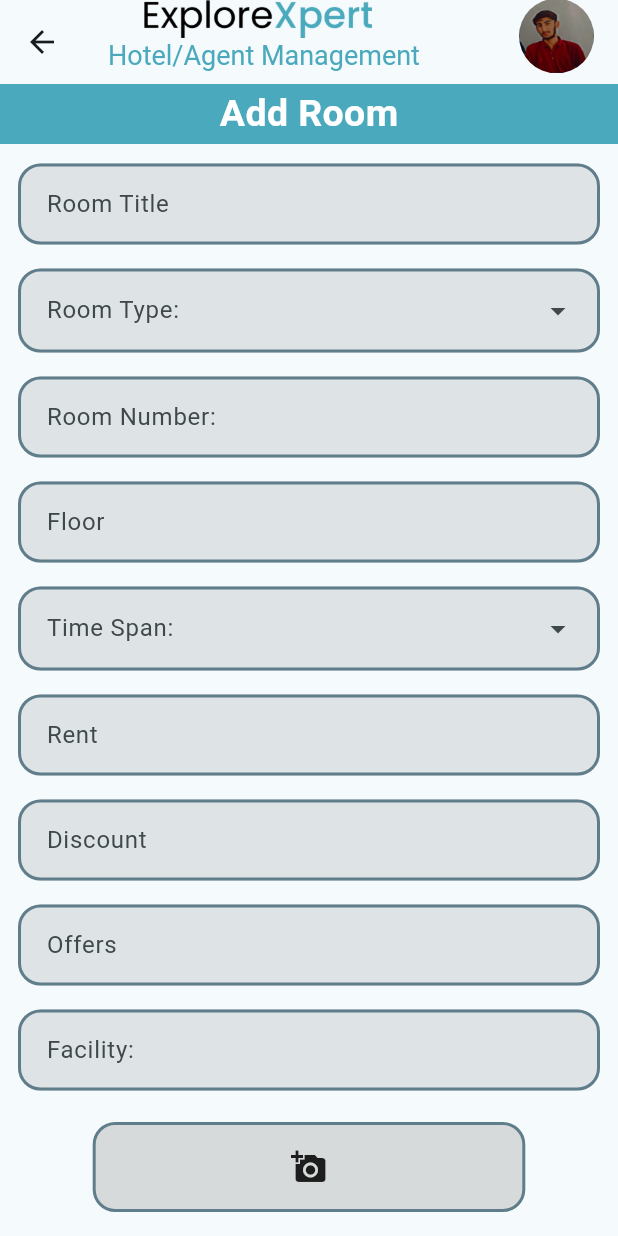
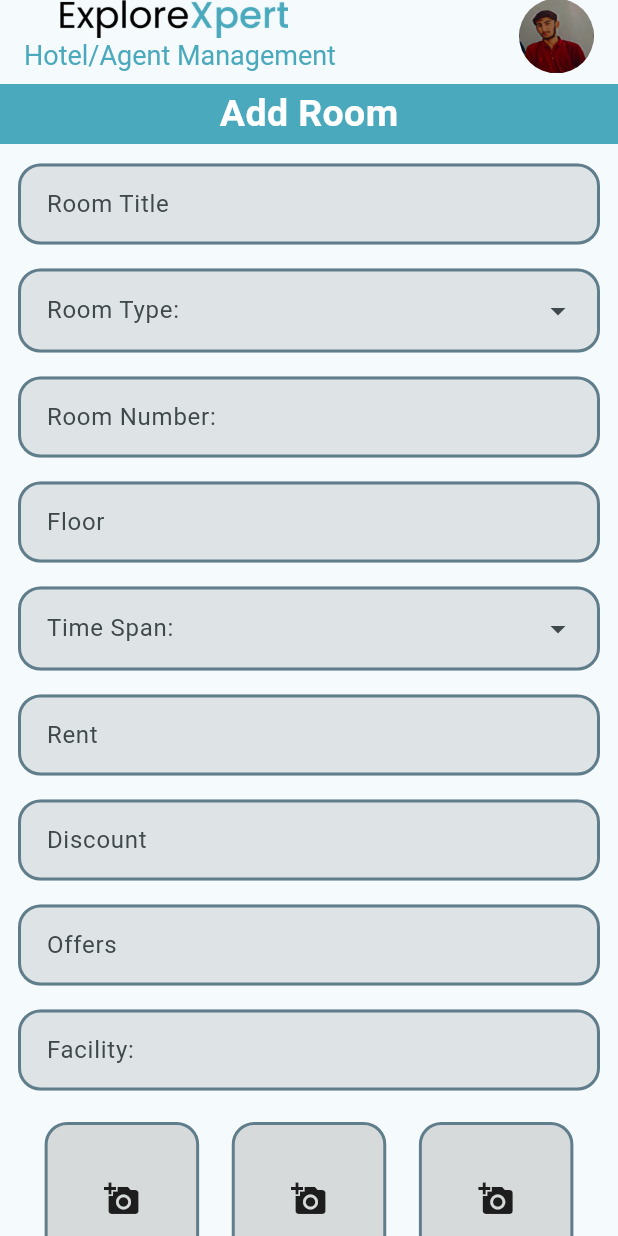
Before and after one commit to SaADii09/exploreexperthotel, a Flutter app: the HotelAddRoomPage screen opened directly, after a tap on the "add a photo" icon, on a phone screen of 412 x 824 dp. Run offline on Flutter 3.47's test engine with Material 3 defaults, Android fonts, the phone set to English and light mode, and no system bars; our stand-ins replace cloud_firestore, firebase_auth, firebase_core, firebase_storage, flutter_markdown, google_generative_ai and 1 more; accounts and stored records are empty.

Commit message:
room image uploaded and fetch done

```diff
--- a/lib/features/user_auth/presentation/pages/add_room_page_hotel.dart
+++ b/lib/features/user_auth/presentation/pages/add_room_page_hotel.dart
@@ -1,13 +1,15 @@
+import 'dart:io';
+
 import 'package:cloud_firestore/cloud_firestore.dart';
 import 'package:exploreexperthotel/features/user_auth/presentation/widgets/essentials.dart';
 import 'package:exploreexperthotel/features/user_auth/presentation/widgets/form_field_container_widget.dart';
 import 'package:exploreexperthotel/features/user_auth/presentation/widgets/hotel_header.dart';
 import 'package:exploreexperthotel/models/room.dart';
-import 'package:exploreexperthotel/utils.dart';
 import 'package:firebase_auth/firebase_auth.dart';
+import 'package:firebase_storage/firebase_storage.dart';
 import 'package:flutter/material.dart';
-import 'dart:io';
 import 'package:exploreexperthotel/services/database_services.dart';
+import 'package:image_picker/image_picker.dart';
 
 class HotelAddRoomPage extends StatefulWidget {
   const HotelAddRoomPage({super.key});
@@ -27,7 +29,83 @@ class _HotelAddRoomPageState extends State<HotelAddRoomPage> {
   TextEditingController offersController = TextEditingController();
   TextEditingController timeSpanController = TextEditingController();
   TextEditingController titleController = TextEditingController();
+  List<String?> imgUrl = ['', '', ''];
+  bool img0 = false;
+  bool img1 = false;
+  bool img2 = false;
+
   final uzer = FirebaseAuth.instance.currentUser;
+  final ImagePicker _imagePicker = ImagePicker();
+  Future<void> pickImage(int sel) async {
+    try {
+      XFile? res = await _imagePicker.pickImage(source: ImageSource.gallery);
+      if (res != null) {
+        await UploadImageToFirebase(File(res.path), sel);
+      }
+    } catch (e) {
+      ScaffoldMessenger.of(context).showSnackBar(
+        const SnackBar(
+          backgroundColor: Colors.red,
+          content: Center(
+            child: Text(
+              'Error during picking image!!',
+            ),
+          ),
+        ),
+      );
+    }
+  }
+
+  Future<void> UploadImageToFirebase(File image, sel) async {
+    try {
+      Reference REF = FirebaseStorage.instance.ref().child(
+          'HotelRoomImages/${DateTime.now()}-${image.path.split('/').last}');
+      await REF.putFile(image).whenComplete(
+        () {
+          ScaffoldMessenger.of(context).showSnackBar(
+            const SnackBar(
+              backgroundColor: Colors.green,
+              duration: Duration(seconds: 2),
+              content: Center(
+                child: Text(
+                  'uploading image!! successfull',
+                ),
+              ),
+            ),
+          );
+        },
+      );
+      imgUrl[sel] = await REF.getDownloadURL();
+      switch (sel) {
+        case 0:
+          setState(() {
+            img0 = true;
+          });
+          break;
+        case 1:
+          setState(() {
+            img1 = true;
+          });
+          break;
+        case 2:
+          setState(() {
+            img2 = true;
+          });
+          break;
+      }
+    } catch (e) {
+      ScaffoldMessenger.of(context).showSnackBar(
+        const SnackBar(
+          backgroundColor: Colors.red,
+          content: Center(
+            child: Text(
+              'Error during uploading image!!',
+            ),
+          ),
+        ),
+      );
+    }
+  }
 
   @override
   Widget build(BuildContext context) {
@@ -36,8 +114,7 @@ class _HotelAddRoomPageState extends State<HotelAddRoomPage> {
         title: const HotelHeader(),
       ),
       resizeToAvoidBottomInset: false,
-      body: SafeArea(
-        child: SingleChildScrollView(
+      body: SingleChildScrollView(
         child: Column(
           mainAxisAlignment: MainAxisAlignment.center,
           crossAxisAlignment: CrossAxisAlignment.center,
@@ -55,8 +132,7 @@ class _HotelAddRoomPageState extends State<HotelAddRoomPage> {
                 ),
               ),
             ),
-              SingleChildScrollView(
-                child: Container(
+            Container(
               margin: const EdgeInsets.symmetric(horizontal: 12),
               child: Column(
                 children: [
@@ -82,8 +158,7 @@ class _HotelAddRoomPageState extends State<HotelAddRoomPage> {
                         hintText: 'Select Room type',
                         enableSearch: true,
                         width: MediaQuery.of(context).size.width * 0.95,
-                            dropdownMenuEntries: const <DropdownMenuEntry<
-                                String>>[
+                        dropdownMenuEntries: const <DropdownMenuEntry<String>>[
                           DropdownMenuEntry(
                             value: 'Standard Room',
                             label: 'Standard Room',
@@ -183,8 +258,7 @@ class _HotelAddRoomPageState extends State<HotelAddRoomPage> {
                         hintText: 'Select Time Span',
                         enableSearch: true,
                         width: MediaQuery.of(context).size.width * 0.95,
-                            dropdownMenuEntries: const <DropdownMenuEntry<
-                                String>>[
+                        dropdownMenuEntries: const <DropdownMenuEntry<String>>[
                           DropdownMenuEntry(
                             value: 'Day',
                             label: 'Day',
@@ -253,15 +327,12 @@ class _HotelAddRoomPageState extends State<HotelAddRoomPage> {
                     controller: facilityController,
                   ),
                   const SizedBox(height: 10),
+                  Row(
+                    mainAxisAlignment: MainAxisAlignment.spaceEvenly,
+                    children: [
                       GestureDetector(
-                        onTap: () async {
-                          File? selectedImage =
-                              await getImageFromGallery(context);
-                          if (selectedImage != null) {
-                            bool success =
-                                await uploadFileForUser(selectedImage);
-                            print(success);
-                          }
+                        onTap: () {
+                          pickImage(0);
                         },
                         child: Container(
                           decoration: BoxDecoration(
@@ -273,13 +344,86 @@ class _HotelAddRoomPageState extends State<HotelAddRoomPage> {
                             ),
                           ),
                           margin: const EdgeInsets.symmetric(
-                              vertical: 8, horizontal: 4),
+                            vertical: 8,
+                            horizontal: 4,
+                          ),
                           padding: const EdgeInsets.all(1),
-                          width: MediaQuery.of(context).size.width * 0.7,
-                          height: 60,
-                          child:
-                              const Icon(Icons.add_a_photo), // Placeholder icon
+                          width: MediaQuery.of(context).size.width * 0.25,
+                          height: MediaQuery.of(context).size.width * 0.25,
+                          child: ClipRRect(
+                            borderRadius: BorderRadius.circular(15),
+                            child: img0
+                                ? Image.network(
+                                    imgUrl[0]!,
+                                    fit: BoxFit.cover,
+                                  )
+                                : const Icon(Icons.add_a_photo),
                           ),
+                        ),
+                      ),
+                      GestureDetector(
+                        onTap: () {
+                          pickImage(1);
+                        },
+                        child: Container(
+                          decoration: BoxDecoration(
+                            color: Colors.grey.withOpacity(.35),
+                            borderRadius: BorderRadius.circular(15),
+                            border: Border.all(
+                              color: Colors.blueGrey,
+                              width: 2,
+                            ),
+                          ),
+                          margin: const EdgeInsets.symmetric(
+                            vertical: 8,
+                            horizontal: 4,
+                          ),
+                          padding: const EdgeInsets.all(1),
+                          width: MediaQuery.of(context).size.width * 0.25,
+                          height: MediaQuery.of(context).size.width * 0.25,
+                          child: ClipRRect(
+                            borderRadius: BorderRadius.circular(15),
+                            child: img1
+                                ? Image.network(
+                                    imgUrl[1]!,
+                                    fit: BoxFit.cover,
+                                  )
+                                : const Icon(Icons.add_a_photo),
+                          ),
+                        ),
+                      ),
+                      GestureDetector(
+                        onTap: () {
+                          pickImage(2);
+                        },
+                        child: Container(
+                          decoration: BoxDecoration(
+                            color: Colors.grey.withOpacity(.35),
+                            borderRadius: BorderRadius.circular(15),
+                            border: Border.all(
+                              color: Colors.blueGrey,
+                              width: 2,
+                            ),
+                          ),
+                          margin: const EdgeInsets.symmetric(
+                            vertical: 8,
+                            horizontal: 4,
+                          ),
+                          padding: const EdgeInsets.all(1),
+                          width: MediaQuery.of(context).size.width * 0.25,
+                          height: MediaQuery.of(context).size.width * 0.25,
+                          child: ClipRRect(
+                            borderRadius: BorderRadius.circular(15),
+                            child: img2
+                                ? Image.network(
+                                    imgUrl[2]!,
+                                    fit: BoxFit.cover,
+                                  )
+                                : const Icon(Icons.add_a_photo),
+                          ),
+                        ),
+                      ),
+                    ],
                   ),
                   const SizedBox(height: 10),
                   SizedBox(
@@ -290,6 +434,7 @@ class _HotelAddRoomPageState extends State<HotelAddRoomPage> {
                           async {
                         String input = facilityController.text;
                         Room room = Room(
+                          images: imgUrl,
                           available: true,
                           title: titleController.text,
                           timespan: timeSpanController.text,
@@ -344,9 +489,7 @@ class _HotelAddRoomPageState extends State<HotelAddRoomPage> {
                 ],
               ),
             ),
-              ),
           ],
-          ),
         ),
       ),
     );
--- a/lib/models/room.dart
+++ b/lib/models/room.dart
@@ -11,6 +11,8 @@ class Room {
   String timespan;
   String title;
   bool available;
+  List<dynamic> images;
+
   //for fetch data
   String? uId;
 
@@ -27,6 +29,7 @@ class Room {
     required this.timespan,
     required this.title,
     required this.available,
+    required this.images,
     required this.uId,
   });
 
@@ -44,6 +47,7 @@ class Room {
           timespan: json['timespan']! as String,
           title: json['title']! as String,
           available: json['available']! as bool,
+          images: json['images']! as List<dynamic>,
 
           uId: json['uId']! as String,
         );
@@ -61,6 +65,7 @@ class Room {
     String? timespan,
     String? title,
     String? uId,
+    List<String>? images,
     bool? available,
   }) {
     return Room(
@@ -76,6 +81,7 @@ class Room {
       title: title ?? this.title,
       timespan: timespan ?? this.timespan,
       available: available ?? this.available,
+      images: images ?? this.images,
       uId: uId ?? this.uId,
     );
   }
@@ -93,6 +99,7 @@ class Room {
       'provider': provider,
       'timespan': timespan,
       'title': title,
+      'images': images,
       'available': available,
       'uId': uId,
     };
--- a/lib/utils.dart
+++ b/lib/utils.dart
@@ -1,32 +1,52 @@
-import 'dart:io';
-import 'package:firebase_auth/firebase_auth.dart';
-import 'package:firebase_storage/firebase_storage.dart';
-import 'package:flutter/material.dart';
-import 'package:gallery_picker/gallery_picker.dart';
+// import 'dart:io';
+// import 'package:firebase_auth/firebase_auth.dart';
+// import 'package:firebase_storage/firebase_storage.dart';
+// import 'package:flutter/material.dart';
+// import 'package:gallery_picker/gallery_picker.dart';
 
-// ignore: body_might_complete_normally_nullable
-Future<File?> getImageFromGallery(BuildContext context) async {
-  try {
-    List<MediaFile>? singleMedia =
-        await GalleryPicker.pickMedia(context: context, singleMedia: true);
-    return singleMedia?.first.getFile();
-  } catch (e) {
-    print(e);
-  }
-}
+// // ignore: body_might_complete_normally_nullable
+// // Future<File?> getImageFromGallery(BuildContext context) async {
+// //   try {
+// //     List<MediaFile>? singleMedia =
+// //         await GalleryPicker.pickMedia(context: context, singleMedia: true);
+// //     return singleMedia?.first.getFile();
+// //   } catch (e) {
+// //     print(e);
+// //     return null;
+// //   }
+// // }
 
-Future<bool> uploadFileForUser(File file) async {
-  try {
-    final userId = FirebaseAuth.instance.currentUser?.uid;
-    final storageRef = FirebaseStorage.instance.ref();
-    final fileName = file.path.split('/').last;
-    final timestamp = DateTime.now().microsecondsSinceEpoch;
-    final uploadRef =
-        storageRef.child("hotel/$userId/room1/$timestamp-$fileName");
-    uploadRef.putFile(file);
-    return true;
-  } catch (e) {
-    print(e);
-  }
-  return false;
-}
+// Future<File?> getImageFromGallery(BuildContext context) async {
+//   try {
+//     List<MediaFile>? singleMedia =
+//         await GalleryPicker.pickMedia(context: context, singleMedia: true);
+
+//     // Check if singleMedia is not null and contains elements
+//     if (singleMedia != null && singleMedia.isNotEmpty) {
+//       return singleMedia.first.getFile();
+//     } else {
+//       print('No media selected');
+//       return null;
+//     }
+//   } catch (e) {
+//     print('Error selecting image: $e');
+//     return null; // Handle gracefully, maybe show an error message
+//   }
+// }
+
+// Future<bool> uploadFileForUser(File file) async {
+//   try {
+//     final userId = FirebaseAuth.instance.currentUser?.uid;
+//     final storageRef = FirebaseStorage.instance.ref();
+    // final fileName = file.path.split('/').last;
+    // final timestamp = DateTime.now().microsecondsSinceEpoch;
+//     final uploadRef =
+        // storageRef.child("hotel/$userId/room1/$timestamp-$fileName");
+//     await uploadRef.putFile(file);
+//     return true;
+//   } catch (e) {
+//     print(e);
+
+//     return false;
+//   }
+// }
--- a/pubspec.yaml
+++ b/pubspec.yaml
@@ -38,11 +38,11 @@ dependencies:
   firebase_analytics: ^11.0.0
   firebase_auth: ^5.0.0
   sign_in_button: ^3.2.0
-  # image_picker: ^1.1.2
+  image_picker: ^1.1.2
   cloud_firestore: ^5.0.0
   intl: ^0.19.0
   firebase_storage: ^12.0.0
-  gallery_picker: ^0.5.1
+  # gallery_picker: ^0.5.1
   google_generative_ai: ^0.4.3
   flutter_markdown: ^0.7.2
   flutter_gemini: ^2.0.4
```
Also changed, not shown: lib/features/user_auth/presentation/pages/edit_room_page.dart (+2 -9 lines), lib/features/user_auth/presentation/pages/list_room_page_hotel.dart (+5 -4 lines), pubspec.lock. Lines whose indentation alone changed are shown as unchanged.
